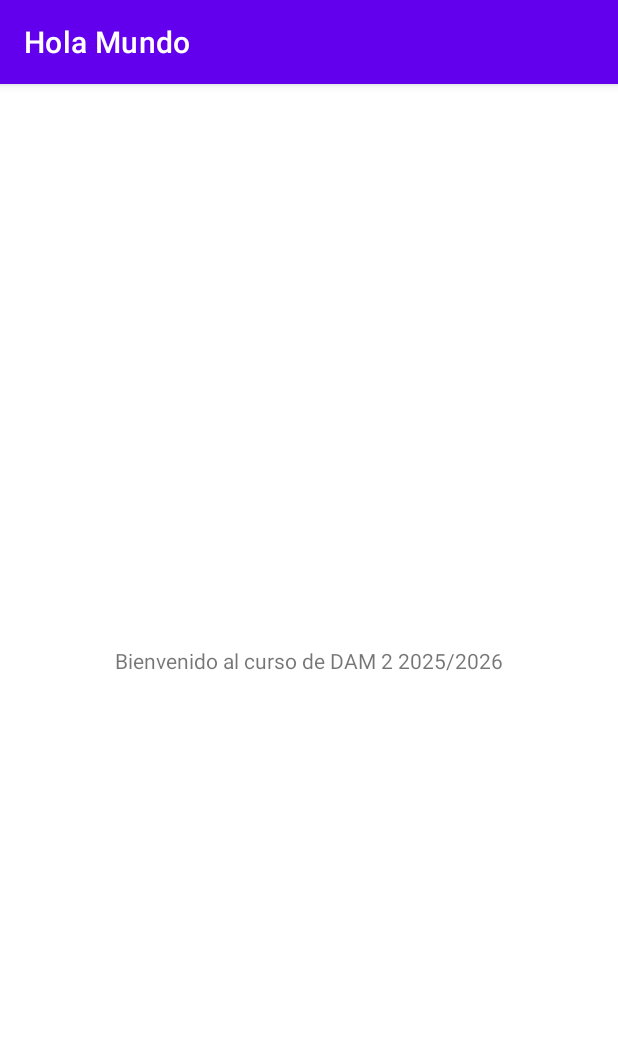
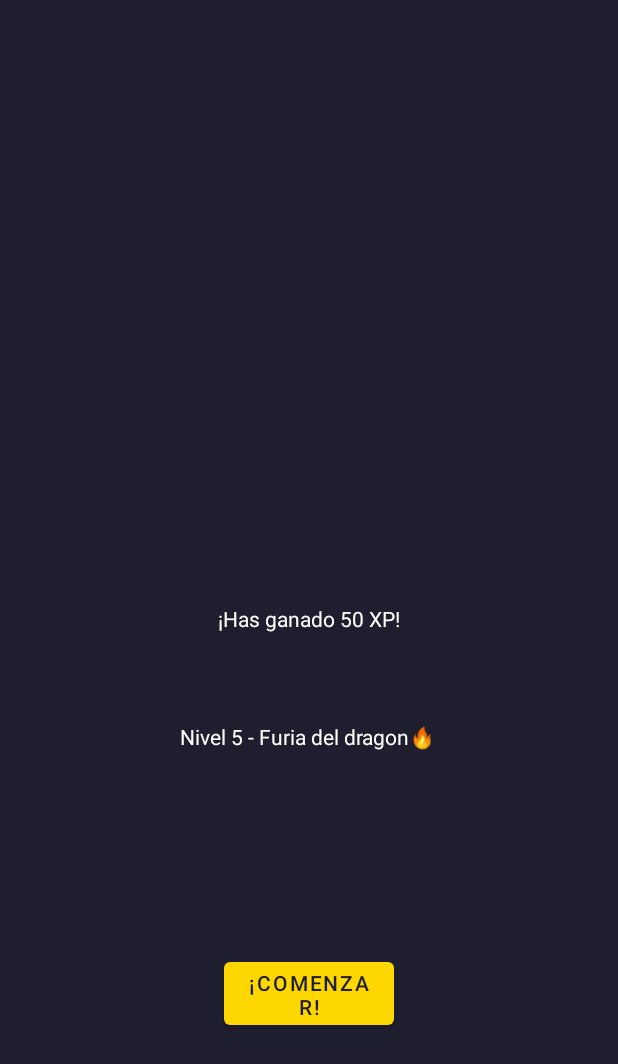
Before and after one commit to JotaMynds/AdroidStudioPMDM, an Android app: the MainActivity screen opened directly, with no data from a screen before it, on a phone screen of 412 x 824 dp. Shown: the top 1064 px of the screen. Run offline under Robolectric (Android 15) with nearby library versions, the phone set to English and light mode, and no system bars.

Commit message:
Cambios v1

```diff
--- a/AndroidStudio/app/src/main/AndroidManifest.xml
+++ b/AndroidStudio/app/src/main/AndroidManifest.xml
@@ -3,14 +3,14 @@
     xmlns:tools="http://schemas.android.com/tools">
 
     <application
+        android:theme="@style/Theme.MonsterCompanion"
         android:allowBackup="true"
         android:dataExtractionRules="@xml/data_extraction_rules"
         android:fullBackupContent="@xml/backup_rules"
         android:icon="@mipmap/ic_launcher"
         android:label="@string/app_name"
         android:roundIcon="@mipmap/ic_launcher_round"
-        android:supportsRtl="true"
-        android:theme="@style/Theme.HolaMundo">
+        android:supportsRtl="true">
         <activity
             android:name=".MainActivity"
             android:exported="false" />
--- a/AndroidStudio/app/src/main/res/layout/activity_main.xml
+++ b/AndroidStudio/app/src/main/res/layout/activity_main.xml
@@ -10,9 +10,35 @@
     <TextView
         android:layout_width="wrap_content"
         android:layout_height="wrap_content"
-        android:text="@string/bienvenida"
+        android:text="@string/GanarXP"
+        android:textColor="@color/white"
         app:layout_constraintBottom_toBottomOf="parent"
         app:layout_constraintEnd_toEndOf="parent"
         app:layout_constraintStart_toStartOf="parent"
         app:layout_constraintTop_toTopOf="parent" />
+
+    <TextView
+        android:id="@+id/textView"
+        android:layout_width="wrap_content"
+        android:layout_height="wrap_content"
+        android:text="@string/SubidaDeNivel"
+        android:textColor="@color/white"
+        app:layout_constraintBottom_toBottomOf="parent"
+        app:layout_constraintEnd_toEndOf="parent"
+        app:layout_constraintHorizontal_bias="0.497"
+        app:layout_constraintStart_toStartOf="parent"
+        app:layout_constraintTop_toTopOf="parent"
+        app:layout_constraintVertical_bias="0.598" />
+
+    <Button
+        android:layout_width="113dp"
+        android:layout_height="54dp"
+        android:text="¡Comenzar!"
+        android:textColor="@color/bgRpgDark"
+        app:layout_constraintBottom_toBottomOf="parent"
+        app:layout_constraintEnd_toEndOf="parent"
+        app:layout_constraintStart_toStartOf="parent"
+        app:layout_constraintTop_toBottomOf="@+id/textView"
+        tools:ignore="MissingConstraints" />
+
 </androidx.constraintlayout.widget.ConstraintLayout>
--- a/AndroidStudio/app/src/main/res/values/colors.xml
+++ b/AndroidStudio/app/src/main/res/values/colors.xml
@@ -1,10 +1,9 @@
 <?xml version="1.0" encoding="utf-8"?>
 <resources>
-    <color name="purple_200">#FFBB86FC</color>
-    <color name="purple_500">#FF6200EE</color>
-    <color name="purple_700">#FF3700B3</color>
-    <color name="teal_200">#FF03DAC5</color>
-    <color name="teal_700">#FF018786</color>
-    <color name="black">#FF000000</color>
+    <color name="gold">#FFD700</color>
     <color name="white">#FFFFFF</color>
+    <color name="redMonster">#FF3B3B</color>
+    <color name="bgRpgDark">#1E1E2F</color>
+    <color name="textPrimary">#FFFFFF</color>
+    <color name="textSecondary">#AAAAAA</color>
 </resources>
--- a/AndroidStudio/app/src/main/res/values/strings.xml
+++ b/AndroidStudio/app/src/main/res/values/strings.xml
@@ -1,4 +1,4 @@
 <resources>
-    <string name="app_name">Hola Mundo</string>
-    <string name="bienvenida">Bienvenido al curso de DAM 2 2025/2026</string>
+    <string name="GanarXP">¡Has ganado 50 XP!</string>
+    <string name="SubidaDeNivel">Nivel 5 - Furia del dragon🔥</string>
 </resources>
--- a/AndroidStudio/app/src/main/res/values/themes.xml
+++ b/AndroidStudio/app/src/main/res/values/themes.xml
@@ -1,16 +1,15 @@
 <resources xmlns:tools="http://schemas.android.com/tools">
-    <!-- Base application theme. -->
-    <style name="Theme.HolaMundo" parent="Theme.MaterialComponents.DayNight.DarkActionBar">
-        <!-- Primary brand color. -->
-        <item name="colorPrimary">@color/purple_500</item>
-        <item name="colorPrimaryVariant">@color/purple_700</item>
-        <item name="colorOnPrimary">@color/white</item>
-        <!-- Secondary brand color. -->
-        <item name="colorSecondary">@color/teal_200</item>
-        <item name="colorSecondaryVariant">@color/teal_700</item>
-        <item name="colorOnSecondary">@color/black</item>
-        <!-- Status bar color. -->
-        <item name="android:statusBarColor">?attr/colorPrimaryVariant</item>
-        <!-- Customize your theme here. -->
+    <style name="Theme.MonsterCompanion" parent="Theme.MaterialComponents.DayNight.NoActionBar">
+        <item name="colorPrimary">#FFD700</item>
+        <item name="colorPrimaryVariant">#FFC107</item>
+        <item name="colorOnPrimary">#1E1E2F</item>
+
+        <item name="colorSecondary">#FF3B3B</item>
+        <item name="colorOnSecondary">#FFFFFF</item>
+
+        <item name="android:colorBackground">#1E1E2F</item>
+        <item name="android:textColorPrimary">#FFFFFF</item>
+        <item name="android:textColorSecondary">#AAAAAA</item>
+
     </style>
 </resources>
```
Also changed, not shown: AndroidStudio/app/src/main/res/font/PressStart2P-Regular.ttf (added).
